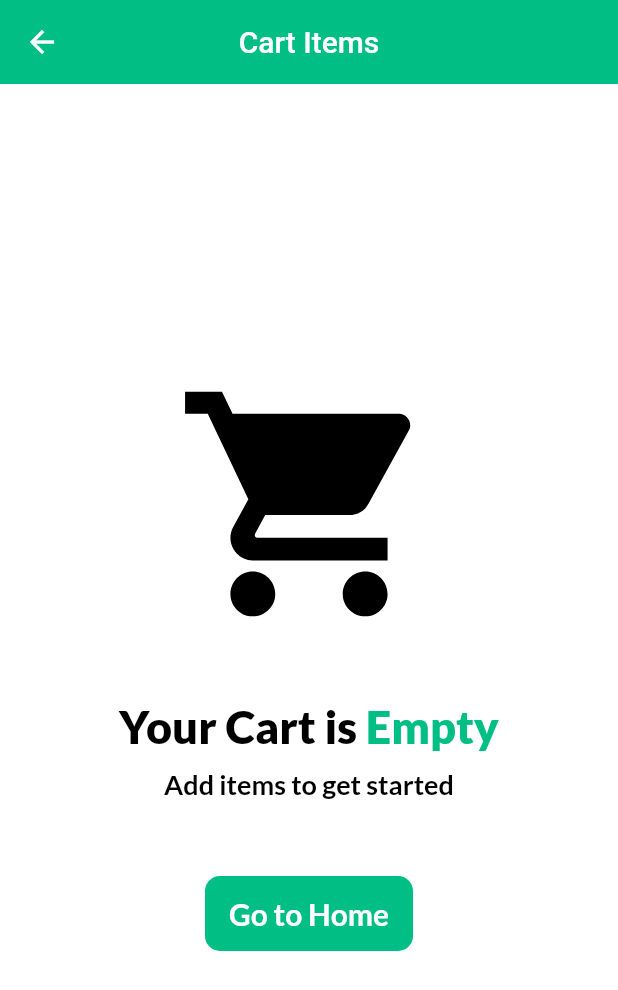
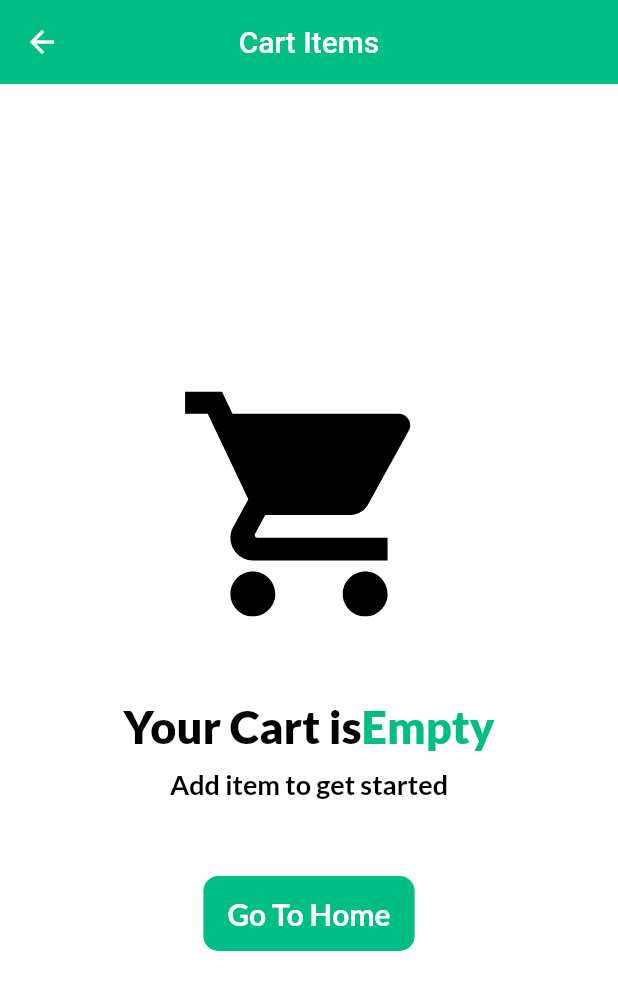
Before and after one commit to HeshamAli5225/ICHO_SHOP, a Flutter app: the CartScreen screen opened by its route, on a phone screen of 412 x 824 dp. Shown: the top 990 px of the screen. Run offline on Flutter 3.47's test engine with Material 2 defaults, Android fonts, the phone set to English and light mode, and no system bars; our stand-ins replace badges, carousel_slider, cloud_firestore, easy_localization, expandable, firebase_auth and 14 more; missing offline and left inert: flutter_facebook_auth, flutter_stripe, staggered_grid_view_flutter; accounts and stored records are empty; network calls fail.

Commit message:
update ui size

```diff
--- a/assets/translations/ar-SA.json
+++ b/assets/translations/ar-SA.json
@@ -67,5 +67,9 @@
   "my order":"طلباتي",
   "search": "بحث",
   "what are you looking": "علي ما تبحث ؟",
-  "Search for any thing ..":"إبحث عن أي شيئ"
+  "Search for any thing ..":"إبحث عن أي شيئ",
+  "empty":"فارغة",
+  "your_cart_is":"عربة التسوق ",
+  "add_items_to_get_started":"أضف منتجات وإبدأ التسوق",
+  "go_to_home": "إذهب إلي الصفحة الرئيسية"
 }
--- a/lib/utils/my_string.dart
+++ b/lib/utils/my_string.dart
@@ -147,6 +147,14 @@ class StringManger {
 
   static const String  search_for_any_thing = "Search for any thing ..";
 
+  static const String empty = "empty";
+
+  static const String your_cart_is = "your_cart_is";
+
+  static const String add_items_to_get_started = "add_items_to_get_started";
+
+  static const String go_to_home = "go_to_home";
+
 
 
 
--- a/lib/veiw/widgets/cart/cart_product.dart
+++ b/lib/veiw/widgets/cart/cart_product.dart
@@ -46,7 +46,7 @@ class CartProduct extends StatelessWidget {
             ),
           ),
           SizedBox(
-            width: 15,
+            width: 10,
           ),
           Expanded(
             child: Column(
@@ -66,7 +66,7 @@ class CartProduct extends StatelessWidget {
                   height: 10,
                 ),
                 Text(
-                  '${product.price.toStringAsFixed(2)}',
+                  '${(product.price*product.qty).toStringAsFixed(2)}',
                   style: TextStyle(
                     color: Get.isDarkMode ? Colors.white : Colors.black,
                     fontSize: 16,
--- a/lib/veiw/widgets/cart/empty_cart.dart
+++ b/lib/veiw/widgets/cart/empty_cart.dart
@@ -1,6 +1,8 @@
+import 'package:easy_localization/easy_localization.dart';
 import 'package:flutter/material.dart';
 import 'package:get/get.dart';
 import 'package:shop/routes/routes.dart';
+import 'package:shop/utils/my_string.dart';
 import 'package:shop/utils/theme.dart';
 import 'package:shop/veiw/widgets/text_utils.dart';
 
@@ -24,13 +26,13 @@ class EmptyCart extends StatelessWidget {
             mainAxisAlignment: MainAxisAlignment.center,
             children: [
               TextUtils(
-                text: 'Your Cart is ',
+                text: tr(StringManger.your_cart_is),
                 color: Get.isDarkMode ? Colors.white : Colors.black,
                 fontSize: 30,
                 fontWeight: FontWeight.w900,
               ),
               TextUtils(
-                text: 'Empty',
+                text: tr(StringManger.empty),
                 color: Get.isDarkMode ? pinkClr : mainColor,
                 fontSize: 30,
                 fontWeight: FontWeight.w900,
@@ -41,7 +43,7 @@ class EmptyCart extends StatelessWidget {
             height: 10,
           ),
           TextUtils(
-            text: 'Add items to get started',
+            text: tr(StringManger.add_items_to_get_started),
             color: Get.isDarkMode ? Colors.white : Colors.black,
             fontSize: 18,
             fontWeight: FontWeight.bold,
@@ -61,7 +63,7 @@ class EmptyCart extends StatelessWidget {
               ),
               onPressed: () {Get.offNamed(Routes.mainScreen);},
               child: TextUtils(
-                text: 'Go to Home',
+                text: tr(StringManger.go_to_home),
                 color: Colors.white,
                 fontSize: 20,
                 fontWeight: FontWeight.bold,
```
Also changed, not shown: assets/translations/en-US.json (+5 -2 lines).
